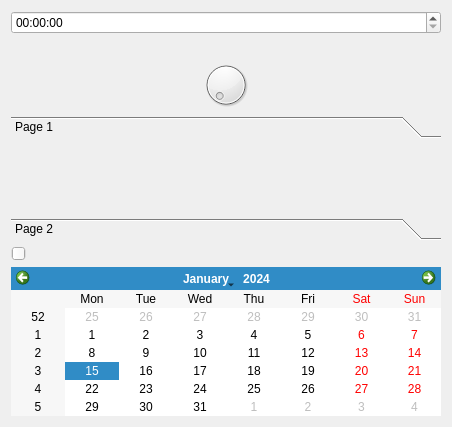
First picture: the form in team/richel/keimooi/keimooi_dialog.ui, repository djog/djog_nanos_2018, before the edit.
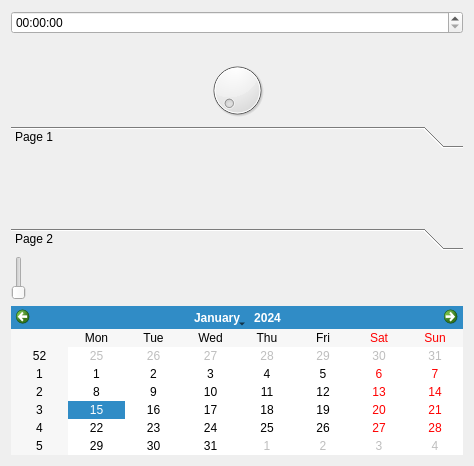
Second picture: the form after the edit. The open tabs and pages were chosen to show the change.

```diff
--- a/team/richel/keimooi/keimooi_dialog.ui
+++ b/team/richel/keimooi/keimooi_dialog.ui
@@ -6,8 +6,8 @@
    <rect>
     <x>0</x>
     <y>0</y>
-    <width>452</width>
-    <height>316</height>
+    <width>474</width>
+    <height>466</height>
    </rect>
   </property>
   <property name="windowTitle">
@@ -43,8 +43,8 @@
        <rect>
         <x>0</x>
         <y>0</y>
-        <width>440</width>
-        <height>45</height>
+        <width>456</width>
+        <height>68</height>
        </rect>
       </property>
       <attribute name="label">
```
Left out of the diff: 6 changed lines with no effect on the pictures.
